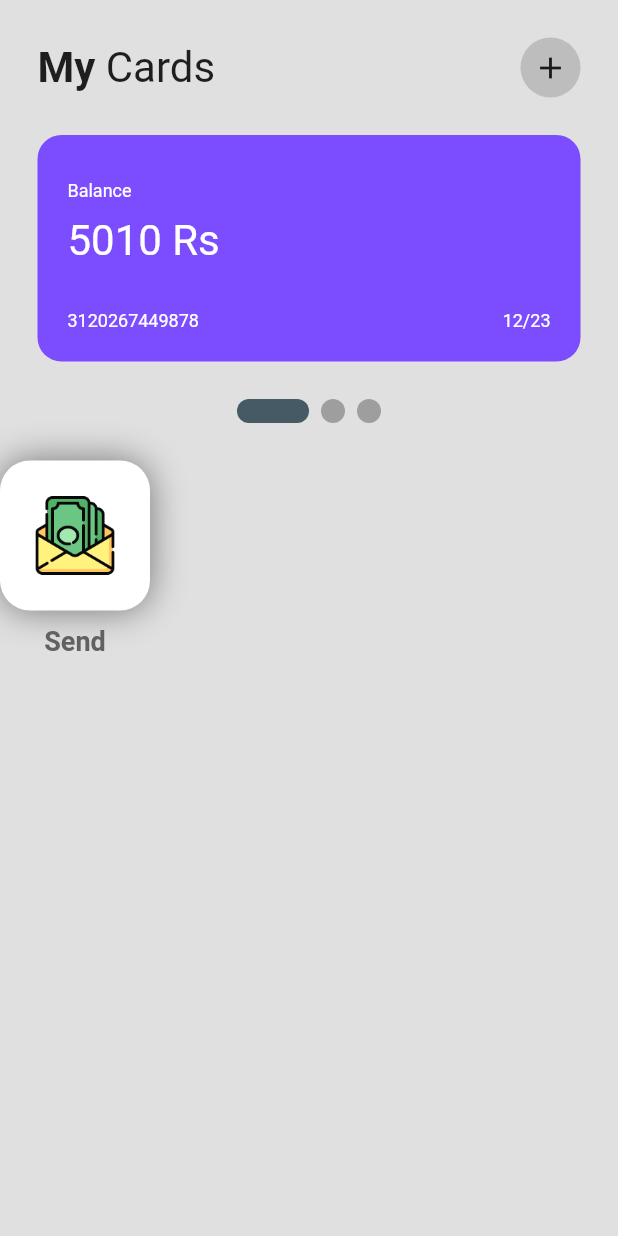
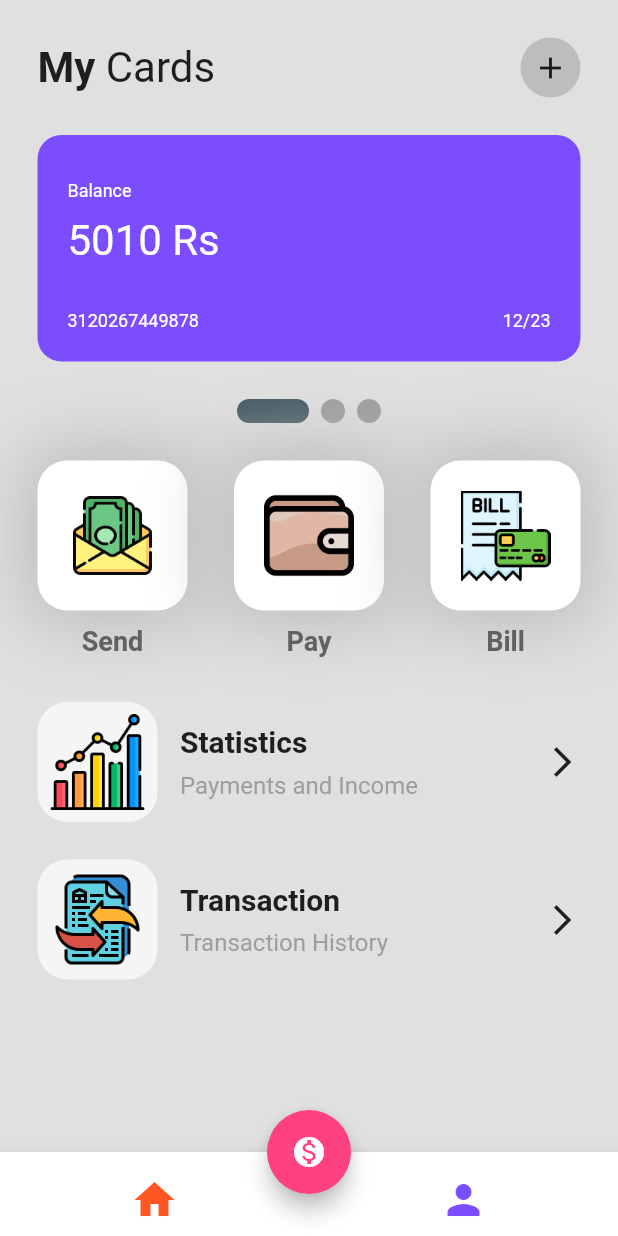
Before and after one commit to expensive-garbage/AhnAne007-wallet_aap_ui_flutter, a Flutter app: the screen it shows after launch, on a phone screen of 412 x 824 dp. Run offline on Flutter 3.47's test engine with Material 2 defaults, Android fonts, the phone set to English and light mode, and no system bars; drawn by our look-alikes of smooth_page_indicator.

Commit message:
UI: Added HomePage Complete

```diff
--- a/lib/pages/home_page.dart
+++ b/lib/pages/home_page.dart
@@ -3,6 +3,8 @@ import 'package:smooth_page_indicator/smooth_page_indicator.dart';
 import 'package:wallet_app_ui/model/model_class_card.dart';
 import 'package:wallet_app_ui/pages/user_send_page.dart';
 import 'package:wallet_app_ui/widgets/card.dart';
+import 'package:wallet_app_ui/widgets/list_tile_button_widget.dart';
+import 'package:wallet_app_ui/widgets/shadow_button_widget.dart';
 
 class HomePage extends StatefulWidget {
   const HomePage({Key? key}) : super(key: key);
@@ -18,17 +20,50 @@ class _HomePageState extends State<HomePage> {
   @override
   Widget build(BuildContext context) {
     return Scaffold(
+      floatingActionButton: FloatingActionButton(
+        backgroundColor: Colors.pinkAccent,
+        child: Icon(Icons.monetization_on),
+        onPressed: () {},
+      ),
+      floatingActionButtonLocation: FloatingActionButtonLocation.centerDocked,
+      bottomNavigationBar: BottomAppBar(
+        child: Padding(
+          padding: const EdgeInsets.only(top: 8.0),
+          child: Row(
+            mainAxisAlignment: MainAxisAlignment.spaceAround,
+            children: [
+              IconButton(
+                onPressed: () {},
+                icon: Icon(
+                  Icons.home,
+                  size: 32,
+                  color: Colors.deepOrange,
+                ),
+              ),
+              IconButton(
+                onPressed: () {},
+                icon: Icon(
+                  Icons.person,
+                  size: 32,
+                  color: Colors.deepPurpleAccent,
+                ),
+              ),
+            ],
+          ),
+        ),
+      ),
       backgroundColor: Colors.grey[300],
       body: SafeArea(
         child: Column(
           children: [
             // app bar
             Padding(
-              padding: EdgeInsets.symmetric(horizontal: 25.0, vertical: 25.0),
+              padding:
+                  const EdgeInsets.symmetric(horizontal: 25.0, vertical: 25.0),
               child: Row(
                 mainAxisAlignment: MainAxisAlignment.spaceBetween,
                 children: [
-                  Row(
+                  const Row(
                     children: [
                       Text(
                         "My",
@@ -46,12 +81,12 @@ class _HomePageState extends State<HomePage> {
                     ],
                   ),
                   Container(
-                    padding: EdgeInsets.all(8),
+                    padding: const EdgeInsets.all(8),
                     decoration: BoxDecoration(
                       shape: BoxShape.circle,
                       color: Colors.grey[400],
                     ),
-                    child: Icon(Icons.add),
+                    child: const Icon(Icons.add),
                   ),
                 ],
               ),
@@ -80,7 +115,7 @@ class _HomePageState extends State<HomePage> {
                 ],
               ),
             ),
-            SizedBox(
+            const SizedBox(
               height: 25,
             ),
             // A controller directly related to the showing options of it
@@ -96,9 +131,10 @@ class _HomePageState extends State<HomePage> {
             SizedBox(
               height: 25,
             ),
-            Row(
-              children: [
-                Column(
+            Padding(
+              padding: EdgeInsets.symmetric(horizontal: 25.0),
+              child: Row(
+                mainAxisAlignment: MainAxisAlignment.spaceBetween,
                 children: [
                   InkWell(
                     onTap: () {
@@ -111,39 +147,39 @@ class _HomePageState extends State<HomePage> {
                         ),
                       );
                     },
-                      child: Container(
-                        height: 100,
-                        padding: EdgeInsets.all(20),
-                        decoration: BoxDecoration(
-                          color: Colors.white,
-                          borderRadius: BorderRadius.circular(20),
-                          boxShadow: [
-                            BoxShadow(
-                                color: Colors.grey.shade600, blurRadius: 20),
+                    child: ShadowButtonWidget(
+                      iconImagePath: "assets/send_money.png",
+                      buttonText: "Send",
+                    ),
+                  ),
+                  ShadowButtonWidget(
+                      iconImagePath: "assets/payment.png", buttonText: "Pay"),
+                  ShadowButtonWidget(
+                      iconImagePath: "assets/bill.png", buttonText: "Bill"),
                 ],
               ),
-                        child: Center(
-                          child: Image.asset("assets/send_money.png"),
             ),
-                      ),
-                    ),
+
             SizedBox(
-                      height: 10,
-                    ),
-                    Text(
-                      "Send",
-                      style: TextStyle(
-                        fontSize: 18,
-                        fontWeight: FontWeight.bold,
-                        color: Colors.grey[700],
-                      ),
-                    )
-                  ],
-                ),
-              ],
+              height: 5,
             ),
             //column of options
 
+            Padding(
+              padding: const EdgeInsets.all(25.0),
+              child: Column(
+                children: [
+                  ListTileButtonWidget(
+                      imageAsset: "assets/statistics.png",
+                      tileHeader: "Statistics",
+                      tileSubName: "Payments and Income"),
+                  ListTileButtonWidget(
+                      imageAsset: "assets/transaction.png",
+                      tileHeader: "Transaction",
+                      tileSubName: "Transaction History"),
+                ],
+              ),
+            )
             // navigation bar
           ],
         ),
--- /dev/null
+++ b/lib/widgets/list_tile_button_widget.dart
@@ -0,0 +1,63 @@
+import 'package:flutter/material.dart';
+
+class ListTileButtonWidget extends StatelessWidget {
+  final String imageAsset;
+  final String tileHeader;
+  final String tileSubName;
+  const ListTileButtonWidget(
+      {Key? key,
+      required this.imageAsset,
+      required this.tileHeader,
+      required this.tileSubName})
+      : super(key: key);
+
+  @override
+  Widget build(BuildContext context) {
+    return Padding(
+      padding: const EdgeInsets.only(bottom: 25.0),
+      child: Row(
+        mainAxisAlignment: MainAxisAlignment.spaceBetween,
+        children: [
+          Row(
+            children: [
+              Container(
+                height: 80,
+                padding: EdgeInsets.all(8),
+                decoration: BoxDecoration(
+                    borderRadius: BorderRadius.circular(20),
+                    color: Colors.grey.shade100),
+                child: Image.asset(imageAsset),
+              ),
+              SizedBox(
+                width: 15,
+              ),
+              Column(
+                crossAxisAlignment: CrossAxisAlignment.start,
+                children: [
+                  Text(
+                    tileHeader,
+                    style: TextStyle(
+                      fontWeight: FontWeight.bold,
+                      fontSize: 20,
+                    ),
+                  ),
+                  SizedBox(
+                    height: 8,
+                  ),
+                  Text(
+                    tileSubName,
+                    style: TextStyle(
+                      color: Colors.grey,
+                      fontSize: 16,
+                    ),
+                  ),
+                ],
+              ),
+            ],
+          ),
+          Icon(Icons.arrow_forward_ios),
+        ],
+      ),
+    );
+  }
+}
--- /dev/null
+++ b/lib/widgets/shadow_button_widget.dart
@@ -0,0 +1,44 @@
+import 'package:flutter/material.dart';
+
+import '../pages/user_send_page.dart';
+
+class ShadowButtonWidget extends StatelessWidget {
+  final String iconImagePath;
+  final String buttonText;
+
+  const ShadowButtonWidget(
+      {Key? key, required this.iconImagePath, required this.buttonText,})
+      : super(key: key);
+
+  @override
+  Widget build(BuildContext context) {
+    return Column(children: [
+        Container(
+          height: 100,
+          padding: EdgeInsets.all(20),
+          decoration: BoxDecoration(
+            color: Colors.white,
+            borderRadius: BorderRadius.circular(20),
+            boxShadow: [
+              BoxShadow(
+                  color: Colors.grey.shade400, blurRadius: 40, spreadRadius: 10),
+            ],
+          ),
+          child: Center(
+            child: Image.asset(iconImagePath),
+          ),
+        ),
+        SizedBox(
+          height: 10,
+        ),
+        Text(
+          buttonText,
+          style: TextStyle(
+            fontSize: 18,
+            fontWeight: FontWeight.bold,
+            color: Colors.grey[700],
+          ),
+        )
+      ]);
+  }
+}
```
Lines whose indentation alone changed are shown as unchanged.
